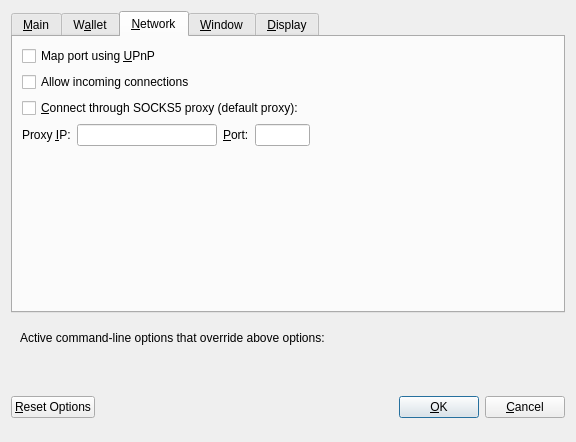
Old version of the form src/qt/forms/optionsdialog.ui in the repository noodlespan/helix.
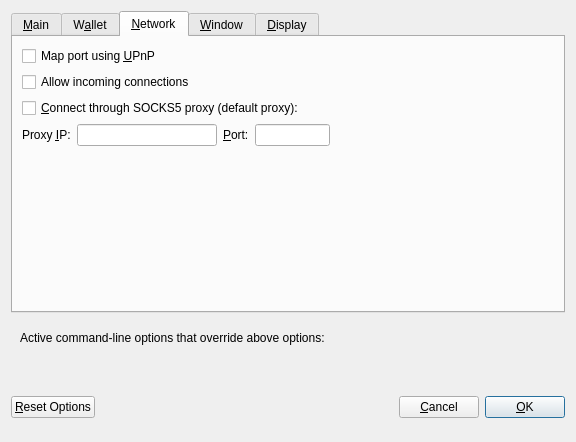
New version of the form. The open tabs and pages were chosen to show the change. Custom widgets are drawn as their Qt base class.

```diff
--- a/src/qt/forms/optionsdialog.ui
+++ b/src/qt/forms/optionsdialog.ui
@@ -377,7 +377,7 @@
           <widget class="QLineEdit" name="proxyPort">
            <property name="minimumSize">
             <size>
-             <width>55</width>
+             <width>75</width>
              <height>0</height>
             </size>
            </property>
@@ -745,6 +745,16 @@
        </property>
       </spacer>
      </item>
+     <item>
+      <widget class="QPushButton" name="cancelButton">
+       <property name="text">
+        <string>&amp;Cancel</string>
+       </property>
+       <property name="autoDefault">
+        <bool>false</bool>
+       </property>
+      </widget>
+     </item>
      <item>
       <widget class="QPushButton" name="okButton">
        <property name="text">
@@ -758,16 +768,6 @@
        </property>
       </widget>
      </item>
-     <item>
-      <widget class="QPushButton" name="cancelButton">
-       <property name="text">
-        <string>&amp;Cancel</string>
-       </property>
-       <property name="autoDefault">
-        <bool>false</bool>
-       </property>
-      </widget>
-     </item>
     </layout>
    </item>
   </layout>
```
Left out of the diff: 2 changed lines with no effect on the pictures.
